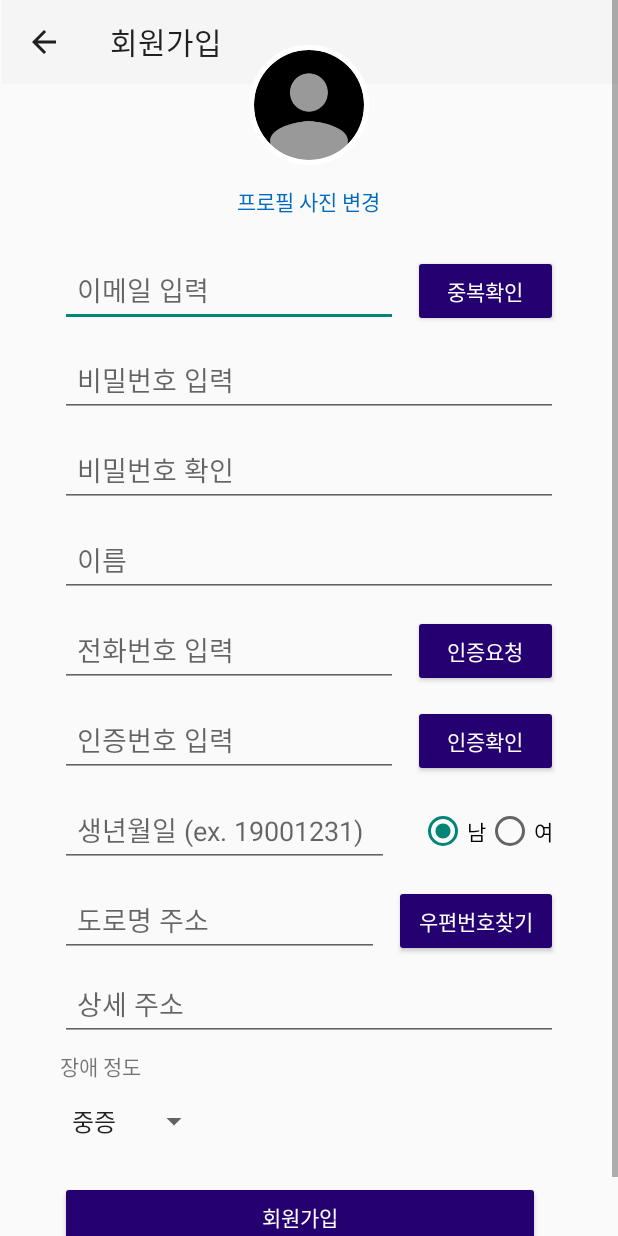
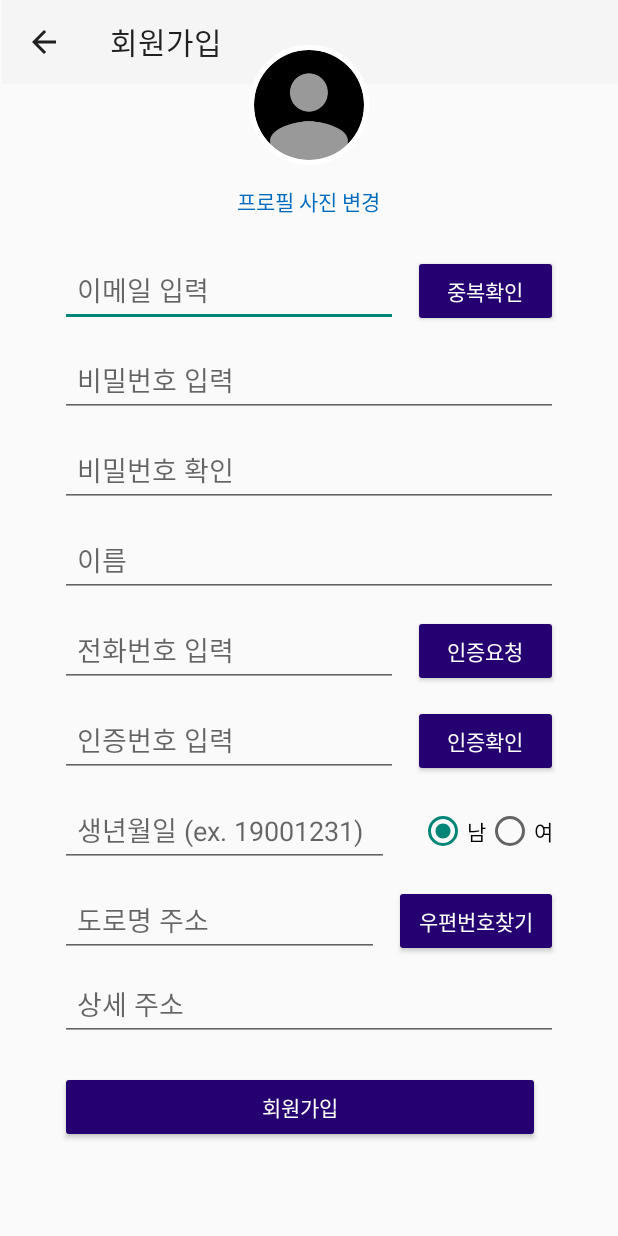
Before and after one commit to Chickweed10/polarstar-project-android-app, an Android app: the DisabledRegisterActivity screen opened directly, with no data from a screen before it, on a phone screen of 412 x 824 dp. Run offline under Robolectric (Android 15) with nearby library versions, the phone set to English and light mode, and no system bars; our stand-ins replace CircleImageView, Firebase (no records; nobody signed in at launch, a user with empty details on screens opened directly); pictures from the network do not load.

Commit message:
회원가입 오류 수정, 장애등급 삭제

```diff
--- a/PolarstarProject/app/src/main/java/com/example/polarstarproject/DisabledRegisterActivity.java
+++ b/PolarstarProject/app/src/main/java/com/example/polarstarproject/DisabledRegisterActivity.java
@@ -1,37 +1,20 @@
 package com.example.polarstarproject;
 
-import android.annotation.TargetApi;
 import android.content.Intent;
-import android.database.Cursor;
-import android.graphics.Bitmap;
-import android.graphics.BitmapFactory;
 import android.net.Uri;
-import android.net.http.SslError;
-import android.os.Build;
 import android.os.Bundle;
-import android.provider.MediaStore;
 import android.text.TextUtils;
 import android.util.Log;
 import android.view.MenuItem;
 import android.view.View;
-import android.webkit.PermissionRequest;
-import android.webkit.SslErrorHandler;
-import android.webkit.WebChromeClient;
-import android.webkit.WebView;
-import android.webkit.WebViewClient;
 import android.widget.Button;
 import android.widget.EditText;
-import android.widget.ImageButton;
 import android.widget.RadioGroup;
-import android.widget.Spinner;
 import android.widget.Toast;
 
 import androidx.annotation.NonNull;
 import androidx.appcompat.app.AppCompatActivity;
 import androidx.appcompat.widget.Toolbar;
-import androidx.core.view.GravityCompat;
-import androidx.drawerlayout.widget.DrawerLayout;
-import androidx.loader.content.CursorLoader;
 
 import com.bumptech.glide.Glide;
 import com.example.polarstarproject.Domain.Connect;
@@ -58,23 +41,22 @@ import com.google.firebase.storage.FirebaseStorage;
 import com.google.firebase.storage.StorageReference;
 import com.google.firebase.storage.UploadTask;
 
-import java.io.File;
-import java.io.FileNotFoundException;
-import java.io.InputStream;
 import java.util.Random;
 import java.util.concurrent.TimeUnit;
 import java.util.regex.Matcher;
 import java.util.regex.Pattern;
+
+import de.hdodenhof.circleimageview.CircleImageView;
 
 //장애인 회원가입
 public class DisabledRegisterActivity extends AppCompatActivity implements View.OnClickListener {
     Toolbar toolbar;
 
     EditText joinEmail, joinPW, joinPWCk, joinName, joinPhoneNum, joinPNCk, joinBirth, joinRoadAddress, joinDetailAddress;
-    Spinner joinDrDisG;
+    //Spinner joinDrDisG;
     RadioGroup joinBtGender;
-    Button joinBtEmailCk, joinPNReq, joinPNReqCk, joinFdAdd, joinBt;
-    ImageButton joinBtProfl; //UI 변수
+    Button joinBtEmailCk, joinPNReq, joinPNReqCk, joinFdAdd, joinBt, joinBtProfl;
+    CircleImageView ivRprofl; //UI 변수
 
     private FirebaseDatabase database = FirebaseDatabase.getInstance();
     private DatabaseReference reference = database.getReference();
@@ -106,7 +88,8 @@ public class DisabledRegisterActivity extends AppCompatActivity implements View.
 
         mAuth = FirebaseAuth.getInstance();
 
-        joinBtProfl = (ImageButton) findViewById(R.id.joinBtProfl); //프로필 사진
+        joinBtProfl = (Button) findViewById(R.id.joinBtProfl);
+        ivRprofl = (CircleImageView) findViewById(R.id.iv_Rprofl); //프로필 사진
         joinEmail = (EditText) findViewById(R.id.joinEmail); //이메일
         joinBtEmailCk = (Button) findViewById(R.id.joinBtEmailCk); //이메일 중복 확인
         joinPW = (EditText) findViewById(R.id.joinPW); //비밀번호
@@ -120,7 +103,7 @@ public class DisabledRegisterActivity extends AppCompatActivity implements View.
         joinBtGender = findViewById(R.id.joinBtGender); //성별
         joinRoadAddress = (EditText) findViewById(R.id.joinRoadAddress); //도로명 주소
         joinDetailAddress = (EditText) findViewById(R.id.joinDetailAddress); //상세 주소
-        joinDrDisG = (Spinner)findViewById(R.id.joinDrDisG); //장애등급
+        //joinDrDisG = (Spinner)findViewById(R.id.joinDrDisG); //장애등급
         joinFdAdd = (Button) findViewById(R.id.joinFdAdd); //우편번호 찾기
         joinBt = (Button) findViewById(R.id.joinBt); //회원가입
 
@@ -381,7 +364,7 @@ public class DisabledRegisterActivity extends AppCompatActivity implements View.
                 imageUri = intent.getData();
                 Glide.with(getApplicationContext())
                         .load(intent.getData())
-                        .into(joinBtProfl); //버튼에 이미지 삽입
+                        .into(ivRprofl); //버튼에 이미지 삽입
             }
         }
         else if(requestCode == SEARCH_ADDRESS_ACTIVITY) { //우편번호 등록
@@ -397,7 +380,7 @@ public class DisabledRegisterActivity extends AppCompatActivity implements View.
     /////////////////////////////////////////회원 가입////////////////////////////////////////
     private void signUp(String email, String password, String name,
                         String phoneNumber, String birth, String sex,
-                        String address, String detailAddress, String disabilityLevel) {
+                        String address, String detailAddress) {
 
         //공란 검사 및 예외 처리
         if (!validateForm()) {
@@ -418,7 +401,7 @@ public class DisabledRegisterActivity extends AppCompatActivity implements View.
                             }
 
                             Disabled disabled = new Disabled(pathUri, email, password, name,
-                                    phoneNumber, birth, sex, address, detailAddress, disabilityLevel); //장애인 객체 생성
+                                    phoneNumber, birth, sex, address, detailAddress); //장애인 객체 생성
                             reference.child("disabled").child(uid).setValue(disabled); //DB에 장애인 정보 삽입
 
                             //DB에 저장되어있는 플래그들 초기화
@@ -643,7 +626,7 @@ public class DisabledRegisterActivity extends AppCompatActivity implements View.
             case R.id.joinBt: //회원가입
                 signUp(joinEmail.getText().toString(), joinPW.getText().toString(), joinName.getText().toString(),
                         joinPhoneNum.getText().toString(), joinBirth.getText().toString(), sex,
-                        joinRoadAddress.getText().toString(), joinDetailAddress.getText().toString(), joinDrDisG.getSelectedItem().toString());
+                        joinRoadAddress.getText().toString(), joinDetailAddress.getText().toString());
         }
     }
 }
--- a/PolarstarProject/app/src/main/res/layout/activity_register_duser.xml
+++ b/PolarstarProject/app/src/main/res/layout/activity_register_duser.xml
@@ -306,26 +306,6 @@
                     android:textSize="18sp"
                     android:inputType="textPersonName" />
 
-                <TextView
-                    android:id="@+id/textView3"
-                    android:layout_width="wrap_content"
-                    android:layout_height="wrap_content"
-                    android:layout_marginStart="40dp"
-                    android:layout_marginTop="6dp"
-                    android:layout_marginEnd="50dp"
-                    android:text="장애 정도" />
-
-                <Spinner
-                    android:id="@+id/joinDrDisG"
-                    android:layout_width="100dp"
-                    android:layout_height="40dp"
-                    android:layout_marginStart="40dp"
-                    android:layout_marginTop="6dp"
-                    android:layout_marginEnd="40dp"
-                    android:entries="@array/test">
-
-                </Spinner>
-
             </LinearLayout>
 
             <Button
```
Also changed, not shown: PolarstarProject/app/src/main/java/com/example/polarstarproject/Domain/Disabled.java (+1 -11 lines), PolarstarProject/app/src/main/java/com/example/polarstarproject/GuardianRegisterActivity.java (+7 -4 lines), PolarstarProject/app/src/main/java/com/example/polarstarproject/Myinfo_DuserActivity.java (+2 -10 lines), PolarstarProject/app/src/main/java/com/example/polarstarproject/OtherInformationDisableCheckActivity.java (+0 -12 lines), PolarstarProject/app/src/main/res/font/font.xml (+5 -5 lines), PolarstarProject/app/src/main/res/layout/activity_myinfo_duser.xml (+0 -29 lines), PolarstarProject/app/src/main/res/layout/activity_otherinfo_duser_n.xml (+0 -30 lines).
